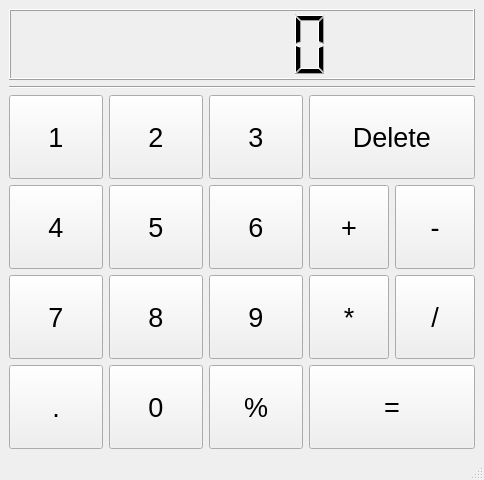
Old version of the form mainwindow.ui in the repository maybeddi/Calculatorqt.
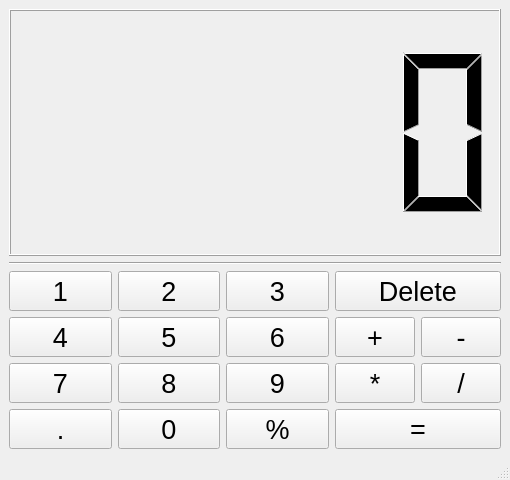
New version of the form.

Commit message: feat(ui): changed the name of the buttons.

Patch:
```diff
--- a/mainwindow.ui
+++ b/mainwindow.ui
@@ -6,7 +6,7 @@
    <rect>
     <x>0</x>
     <y>0</y>
-    <width>484</width>
+    <width>510</width>
     <height>480</height>
    </rect>
   </property>
@@ -22,7 +22,7 @@
   <widget class="QWidget" name="centralwidget">
    <layout class="QHBoxLayout" name="horizontalLayout_4">
     <item>
-     <layout class="QVBoxLayout" name="verticalLayout" stretch="1,0,5">
+     <layout class="QVBoxLayout" name="verticalLayout" stretch="1,0,0">
       <item>
        <widget class="QLCDNumber" name="lcdNumber">
         <property name="sizePolicy">
```
Left out of the diff: 38 changed lines with no effect on the pictures. The commit also changes 3 other files.
